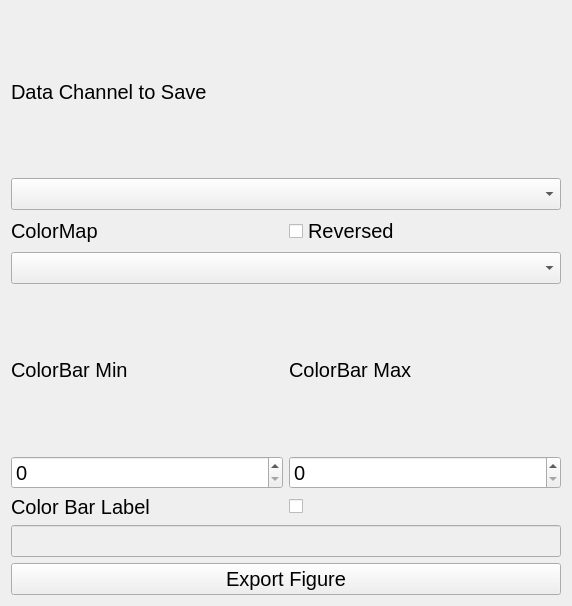
SarthakJariwala/Python_GUI_apps, file PythonGUI_apps/Export_Windows/export_fig_gui.ui: the form before one commit.
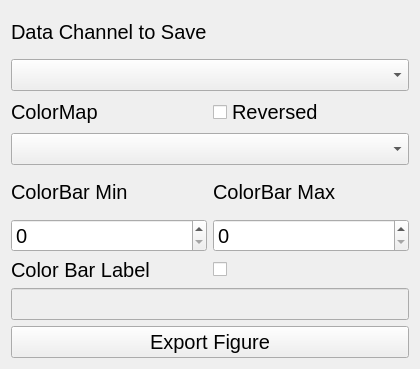
The form after the commit.

Commit message: Fix export figure window not popping up issue

Diff of the .ui file:
```diff
--- a/PythonGUI_apps/Export_Windows/export_fig_gui.ui
+++ b/PythonGUI_apps/Export_Windows/export_fig_gui.ui
@@ -6,8 +6,8 @@
    <rect>
     <x>0</x>
     <y>0</y>
-    <width>572</width>
-    <height>606</height>
+    <width>420</width>
+    <height>369</height>
    </rect>
   </property>
   <property name="windowTitle">
```
The commit also changes 2 other files.
